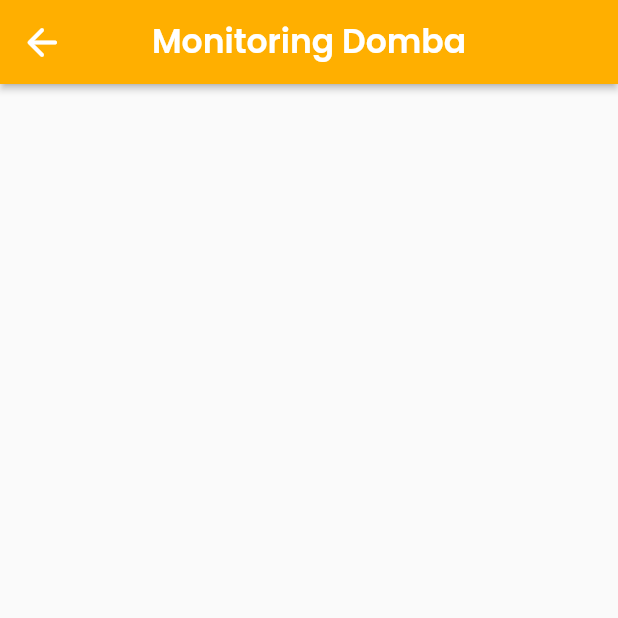
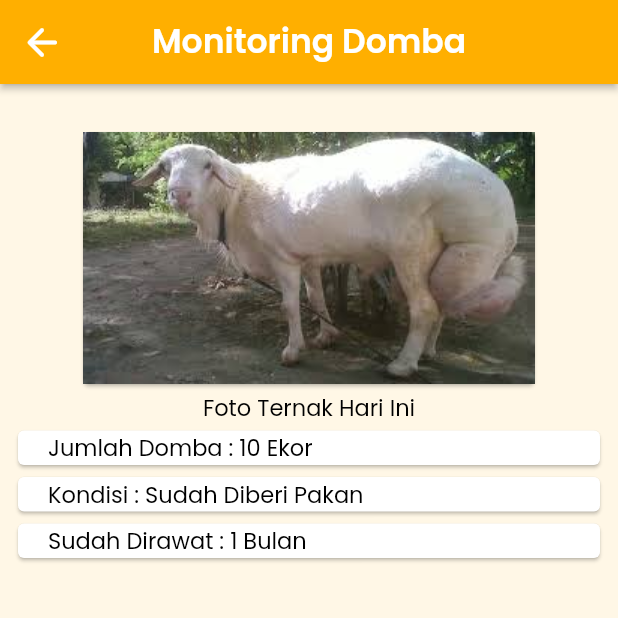
Before and after one commit to achmadtaufiqhidayat/Prototype_MobileFramework_SF, a Flutter app: the screen it shows after launch, item 4 of the bottom bar chosen, after a tap on "Monitoring Domba", on a phone screen of 412 x 824 dp, the top half of it. Run offline on Flutter 3.47's test engine with Material 2 defaults, Android fonts, the light colour scheme and no system bars; our stand-ins replace cool_alert, dropdown_button2, google_fonts, google_nav_bar, page_transition; network calls fail.

Commit message:
upload detail realtime dan update minor

```diff
--- a/prototype_mobile_sultanfarm/lib/view/Home.dart
+++ b/prototype_mobile_sultanfarm/lib/view/Home.dart
@@ -156,7 +156,7 @@ class _HomeState extends State<Home> {
                                               mainAxisSize: MainAxisSize.max,
                                               children: [
                                                 Image.asset(
-                                                  'assets/images/biegun-wschodni-vD3L-rN_qNw-unsplash.jpg',
+                                                  'assets/images/domba/domba-batur.jpg',
                                                   width: double.infinity,
                                                   height: 100,
                                                   fit: BoxFit.cover,
@@ -165,7 +165,7 @@ class _HomeState extends State<Home> {
                                                   child: TextButton(
                                                     onPressed: () {},
                                                     child: Text(
-                                                      '',
+                                                      'Taxel',
                                                     ),
                                                     style: TextButton.styleFrom(
                                                       primary:
@@ -216,7 +216,7 @@ class _HomeState extends State<Home> {
                                               mainAxisSize: MainAxisSize.max,
                                               children: [
                                                 Image.asset(
-                                                  'assets/images/biegun-wschodni-vD3L-rN_qNw-unsplash.jpg',
+                                                  'assets/images/domba/domba-lokal.jpg',
                                                   width: double.infinity,
                                                   height: 100,
                                                   fit: BoxFit.cover,
@@ -225,7 +225,7 @@ class _HomeState extends State<Home> {
                                                   child: TextButton(
                                                     onPressed: () {},
                                                     child: Text(
-                                                      '',
+                                                      'Dormas',
                                                     ),
                                                     style: TextButton.styleFrom(
                                                       primary:
--- a/prototype_mobile_sultanfarm/lib/view/detail-view/detail-monitoring.dart
+++ b/prototype_mobile_sultanfarm/lib/view/detail-view/detail-monitoring.dart
@@ -45,6 +45,70 @@ class _detailMonitoringState extends State<detailMonitoring> {
         centerTitle: true,
         elevation: 2,
       ),
+      backgroundColor: Color(0x19FFAF00),
+      body: SingleChildScrollView(
+          child: Padding(
+        padding: const EdgeInsets.all(8.0),
+        child: Column(
+          children: [
+            Column(
+              children: [
+                Padding(padding: EdgeInsets.all(10)),
+                Card(
+                  child: Image.asset(
+                    'assets/images/domba/domba-lokal.jpg',
+                    fit: BoxFit.cover,
+                  ),
+                ),
+                Text("Foto Ternak Hari Ini",
+                    style: GoogleFonts.getFont("Poppins",
+                        fontSize: 15, color: Colors.black))
+              ],
+            ),
+            Card(
+              child: Row(
+                children: [
+                  Padding(
+                    padding: EdgeInsets.all(10),
+                  ),
+                  Text("Jumlah Domba : ",
+                      style: GoogleFonts.getFont("Poppins",
+                          fontSize: 15, color: Colors.black)),
+                  Text("10 Ekor",
+                      style: GoogleFonts.getFont("Poppins",
+                          fontSize: 15, color: Colors.black))
+                ],
+              ),
+            ),
+            Card(
+              child: Row(
+                children: [
+                  Padding(padding: EdgeInsets.all(10)),
+                  Text("Kondisi : ",
+                      style: GoogleFonts.getFont("Poppins",
+                          fontSize: 15, color: Colors.black)),
+                  Text("Sudah Diberi Pakan",
+                      style: GoogleFonts.getFont("Poppins",
+                          fontSize: 15, color: Colors.black))
+                ],
+              ),
+            ),
+            Card(
+              child: Row(
+                children: [
+                  Padding(padding: EdgeInsets.all(10)),
+                  Text("Sudah Dirawat : ",
+                      style: GoogleFonts.getFont("Poppins",
+                          fontSize: 15, color: Colors.black)),
+                  Text("1 Bulan",
+                      style: GoogleFonts.getFont("Poppins",
+                          fontSize: 15, color: Colors.black))
+                ],
+              ),
+            )
+          ],
+        ),
+      )),
     );
   }
 }
--- a/prototype_mobile_sultanfarm/lib/view/menu-view/Breeding.dart
+++ b/prototype_mobile_sultanfarm/lib/view/menu-view/Breeding.dart
@@ -14,7 +14,7 @@ class BreedingPage1 extends StatelessWidget {
         title: Text("Pilihan Paket Breeding"),
         backgroundColor: Color(0xFFFFAF00),
       ),
-      backgroundColor: Color(0xFFFFAF00),
+      backgroundColor: Color(0x19FFAF00),
       body: Container(
         child: Card(
           child: Container(
--- a/prototype_mobile_sultanfarm/lib/view/menu-view/menu-realtimemonitoring.dart
+++ b/prototype_mobile_sultanfarm/lib/view/menu-view/menu-realtimemonitoring.dart
@@ -85,7 +85,7 @@ class _menuRealtimeMonitoringState extends State<menuRealtimeMonitoring> {
                                     shape: BoxShape.circle,
                                   ),
                                   child: Image.asset(
-                                    'images/logo.png',
+                                    'assets/images/logo.png',
                                     fit: BoxFit.contain,
                                   ),
                                 ),
@@ -142,7 +142,7 @@ class _menuRealtimeMonitoringState extends State<menuRealtimeMonitoring> {
                                             ),
                                           ),
                                           Text(
-                                            'Paket Breeding VIP Sultan',
+                                            'Paket Breeding A',
                                             textAlign: TextAlign.justify,
                                             style: GoogleFonts.getFont(
                                               'Poppins',
@@ -150,7 +150,7 @@ class _menuRealtimeMonitoringState extends State<menuRealtimeMonitoring> {
                                             ),
                                           ),
                                           Text(
-                                            'Rp 45.500.000',
+                                            'Rp 10.000.000',
                                             style: GoogleFonts.getFont(
                                               'Poppins',
                                               fontWeight: FontWeight.w600,
```
